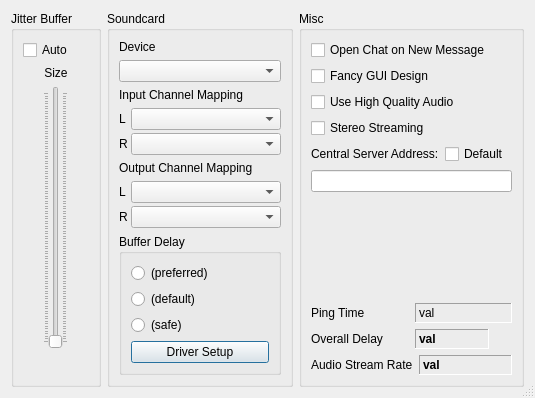
This is src/clientsettingsdlgbase.ui in Daninet/jamulus as Qt 5 draws it before an edit. The edited form follows.
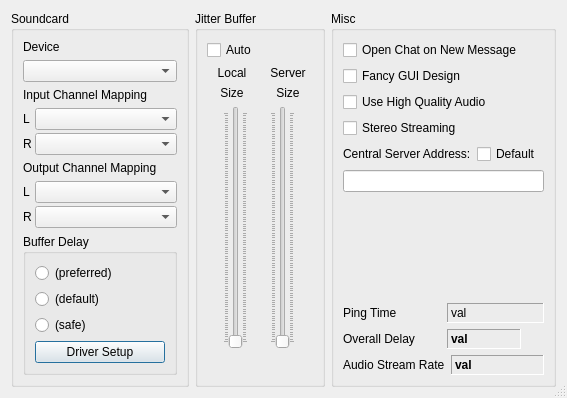
This is the edited form. Icons and pictures are not drawn. Custom widgets are drawn as their Qt base class.

Commit message: most of the work done for separate client/server jitter buffer settings but not yet finished (does not work as expected yet)

```diff
--- a/src/clientsettingsdlgbase.ui
+++ b/src/clientsettingsdlgbase.ui
@@ -5,7 +5,7 @@
    <rect>
     <x>0</x>
     <y>0</y>
-    <width>535</width>
+    <width>567</width>
     <height>351</height>
    </rect>
   </property>
@@ -19,163 +19,6 @@
    <bool>true</bool>
   </property>
   <layout class="QHBoxLayout" >
-   <item>
-    <widget class="QGroupBox" name="grbJitterBuffer" >
-     <property name="title" >
-      <string>Jitter Buffer</string>
-     </property>
-     <layout class="QVBoxLayout" >
-      <item>
-       <widget class="QCheckBox" name="chbAutoJitBuf" >
-        <property name="text" >
-         <string>Auto</string>
-        </property>
-       </widget>
-      </item>
-      <item>
-       <widget class="QLabel" name="TextNetBuf" >
-        <property name="minimumSize" >
-         <size>
-          <width>50</width>
-          <height>0</height>
-         </size>
-        </property>
-        <property name="text" >
-         <string>Size</string>
-        </property>
-        <property name="alignment" >
-         <set>Qt::AlignCenter</set>
-        </property>
-        <property name="wordWrap" >
-         <bool>false</bool>
-        </property>
-       </widget>
-      </item>
-      <item>
-       <layout class="QHBoxLayout" >
-        <property name="spacing" >
-         <number>6</number>
-        </property>
-        <property name="leftMargin" >
-         <number>0</number>
-        </property>
-        <property name="topMargin" >
-         <number>0</number>
-        </property>
-        <property name="rightMargin" >
-         <number>0</number>
-        </property>
-        <property name="bottomMargin" >
-         <number>0</number>
-        </property>
-        <item>
-         <spacer>
-          <property name="orientation" >
-           <enum>Qt::Horizontal</enum>
-          </property>
-          <property name="sizeType" >
-           <enum>QSizePolicy::Minimum</enum>
-          </property>
-          <property name="sizeHint" >
-           <size>
-            <width>0</width>
-            <height>0</height>
-           </size>
-          </property>
-         </spacer>
-        </item>
-        <item>
-         <widget class="QSlider" name="sldNetBuf" >
-          <property name="pageStep" >
-           <number>1</number>
-          </property>
-          <property name="orientation" >
-           <enum>Qt::Vertical</enum>
-          </property>
-          <property name="tickPosition" >
-           <enum>QSlider::TicksBothSides</enum>
-          </property>
-         </widget>
-        </item>
-        <item>
-         <spacer>
-          <property name="orientation" >
-           <enum>Qt::Horizontal</enum>
-          </property>
-          <property name="sizeType" >
-           <enum>QSizePolicy::Minimum</enum>
-          </property>
-          <property name="sizeHint" >
-           <size>
-            <width>0</width>
-            <height>0</height>
-           </size>
-          </property>
-         </spacer>
-        </item>
-       </layout>
-      </item>
-      <item>
-       <layout class="QHBoxLayout" >
-        <item>
-         <spacer>
-          <property name="orientation" >
-           <enum>Qt::Horizontal</enum>
-          </property>
-          <property name="sizeType" >
-           <enum>QSizePolicy::Minimum</enum>
-          </property>
-          <property name="sizeHint" >
-           <size>
-            <width>0</width>
-            <height>0</height>
-           </size>
-          </property>
-         </spacer>
-        </item>
-        <item>
-         <widget class="CMultiColorLED" native="1" name="ledNetw" >
-          <property name="sizePolicy" >
-           <sizepolicy vsizetype="Fixed" hsizetype="Fixed" >
-            <horstretch>0</horstretch>
-            <verstretch>0</verstretch>
-           </sizepolicy>
-          </property>
-          <property name="minimumSize" >
-           <size>
-            <width>20</width>
-            <height>20</height>
-           </size>
-          </property>
-          <property name="maximumSize" >
-           <size>
-            <width>20</width>
-            <height>20</height>
-           </size>
-          </property>
-         </widget>
-        </item>
-        <item>
-         <spacer>
-          <property name="orientation" >
-           <enum>Qt::Horizontal</enum>
-          </property>
-          <property name="sizeType" >
-           <enum>QSizePolicy::Minimum</enum>
-          </property>
-          <property name="sizeHint" >
-           <size>
-            <width>0</width>
-            <height>0</height>
-           </size>
-          </property>
-         </spacer>
-        </item>
-       </layout>
-      </item>
-     </layout>
-    </widget>
-   </item>
    <item>
     <widget class="QGroupBox" name="grbSoundCard" >
      <property name="title" >
@@ -402,6 +245,241 @@
      </layout>
     </widget>
    </item>
+   <item>
+    <widget class="QGroupBox" name="grbJitterBuffer" >
+     <property name="title" >
+      <string>Jitter Buffer</string>
+     </property>
+     <layout class="QVBoxLayout" >
+      <item>
+       <widget class="QCheckBox" name="chbAutoJitBuf" >
+        <property name="text" >
+         <string>Auto</string>
+        </property>
+       </widget>
+      </item>
+      <item>
+       <layout class="QHBoxLayout" >
+        <item>
+         <widget class="QLabel" name="lblNetBufLabel" >
+          <property name="minimumSize" >
+           <size>
+            <width>50</width>
+            <height>0</height>
+           </size>
+          </property>
+          <property name="text" >
+           <string>Local</string>
+          </property>
+          <property name="alignment" >
+           <set>Qt::AlignCenter</set>
+          </property>
+          <property name="wordWrap" >
+           <bool>false</bool>
+          </property>
+         </widget>
+        </item>
+        <item>
+         <widget class="QLabel" name="lblNetBufServerLabel" >
+          <property name="minimumSize" >
+           <size>
+            <width>50</width>
+            <height>0</height>
+           </size>
+          </property>
+          <property name="text" >
+           <string>Server</string>
+          </property>
+          <property name="alignment" >
+           <set>Qt::AlignCenter</set>
+          </property>
+          <property name="wordWrap" >
+           <bool>false</bool>
+          </property>
+         </widget>
+        </item>
+       </layout>
+      </item>
+      <item>
+       <layout class="QHBoxLayout" >
+        <item>
+         <widget class="QLabel" name="lblNetBuf" >
+          <property name="minimumSize" >
+           <size>
+            <width>50</width>
+            <height>0</height>
+           </size>
+          </property>
+          <property name="text" >
+           <string>Size</string>
+          </property>
+          <property name="alignment" >
+           <set>Qt::AlignCenter</set>
+          </property>
+          <property name="wordWrap" >
+           <bool>false</bool>
+          </property>
+         </widget>
+        </item>
+        <item>
+         <widget class="QLabel" name="lblNetBufServer" >
+          <property name="minimumSize" >
+           <size>
+            <width>50</width>
+            <height>0</height>
+           </size>
+          </property>
+          <property name="text" >
+           <string>Size</string>
+          </property>
+          <property name="alignment" >
+           <set>Qt::AlignCenter</set>
+          </property>
+          <property name="wordWrap" >
+           <bool>false</bool>
+          </property>
+         </widget>
+        </item>
+       </layout>
+      </item>
+      <item>
+       <layout class="QHBoxLayout" >
+        <property name="spacing" >
+         <number>6</number>
+        </property>
+        <property name="leftMargin" >
+         <number>0</number>
+        </property>
+        <property name="topMargin" >
+         <number>0</number>
+        </property>
+        <property name="rightMargin" >
+         <number>0</number>
+        </property>
+        <property name="bottomMargin" >
+         <number>0</number>
+        </property>
+        <item>
+         <spacer>
+          <property name="orientation" >
+           <enum>Qt::Horizontal</enum>
+          </property>
+          <property name="sizeType" >
+           <enum>QSizePolicy::Minimum</enum>
+          </property>
+          <property name="sizeHint" >
+           <size>
+            <width>0</width>
+            <height>0</height>
+           </size>
+          </property>
+         </spacer>
+        </item>
+        <item>
+         <widget class="QSlider" name="sldNetBuf" >
+          <property name="pageStep" >
+           <number>1</number>
+          </property>
+          <property name="orientation" >
+           <enum>Qt::Vertical</enum>
+          </property>
+          <property name="tickPosition" >
+           <enum>QSlider::TicksBothSides</enum>
+          </property>
+         </widget>
+        </item>
+        <item>
+         <spacer>
+          <property name="orientation" >
+           <enum>Qt::Horizontal</enum>
+          </property>
+          <property name="sizeType" >
+           <enum>QSizePolicy::Minimum</enum>
+          </property>
+          <property name="sizeHint" >
+           <size>
+            <width>0</width>
+            <height>0</height>
+           </size>
+          </property>
+         </spacer>
+        </item>
+        <item>
+         <widget class="QSlider" name="sldNetBufServer" >
+          <property name="pageStep" >
+           <number>1</number>
+          </property>
+          <property name="orientation" >
+           <enum>Qt::Vertical</enum>
+          </property>
+          <property name="tickPosition" >
+           <enum>QSlider::TicksBothSides</enum>
+          </property>
+         </widget>
+        </item>
+       </layout>
+      </item>
+      <item>
+       <layout class="QHBoxLayout" >
+        <item>
+         <spacer>
+          <property name="orientation" >
+           <enum>Qt::Horizontal</enum>
+          </property>
+          <property name="sizeType" >
+           <enum>QSizePolicy::Minimum</enum>
+          </property>
+          <property name="sizeHint" >
+           <size>
+            <width>0</width>
+            <height>0</height>
+           </size>
+          </property>
+         </spacer>
+        </item>
+        <item>
+         <widget class="CMultiColorLED" native="1" name="ledNetw" >
+          <property name="sizePolicy" >
+           <sizepolicy vsizetype="Fixed" hsizetype="Fixed" >
+            <horstretch>0</horstretch>
+            <verstretch>0</verstretch>
+           </sizepolicy>
+          </property>
+          <property name="minimumSize" >
+           <size>
+            <width>20</width>
+            <height>20</height>
+           </size>
+          </property>
+          <property name="maximumSize" >
+           <size>
+            <width>20</width>
+            <height>20</height>
+           </size>
+          </property>
+         </widget>
+        </item>
+        <item>
+         <spacer>
+          <property name="orientation" >
+           <enum>Qt::Horizontal</enum>
+          </property>
+          <property name="sizeType" >
+           <enum>QSizePolicy::Minimum</enum>
+          </property>
+          <property name="sizeHint" >
+           <size>
+            <width>0</width>
+            <height>0</height>
+           </size>
+          </property>
+         </spacer>
+        </item>
+       </layout>
+      </item>
+     </layout>
+    </widget>
+   </item>
    <item>
     <widget class="QGroupBox" name="grbMeasureResults" >
      <property name="title" >
```
The commit also changes 10 other files.
